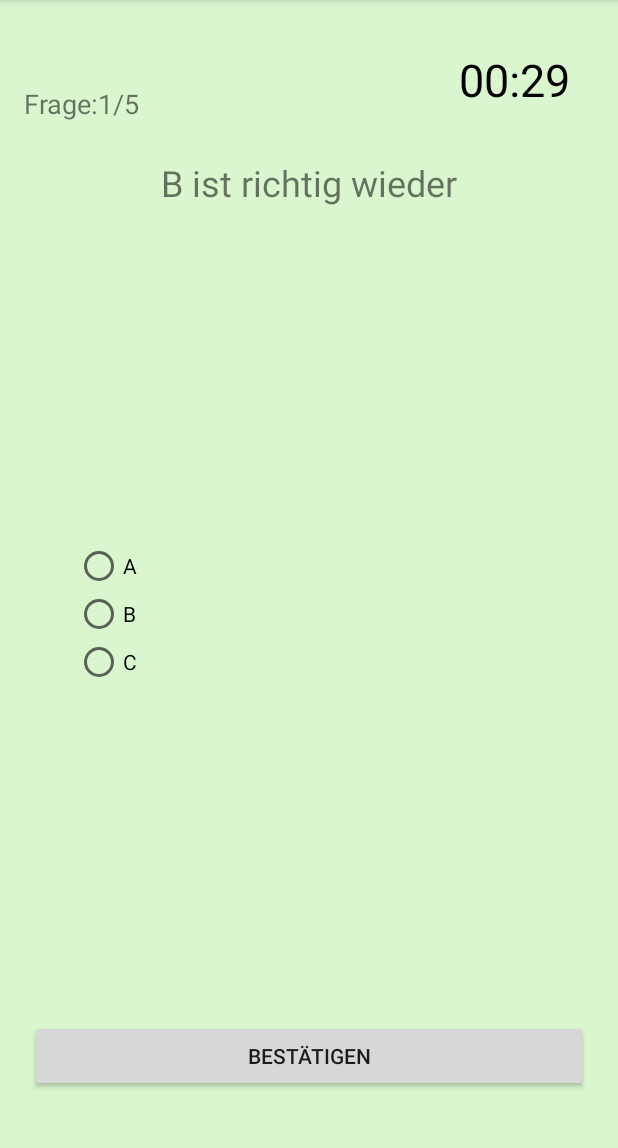
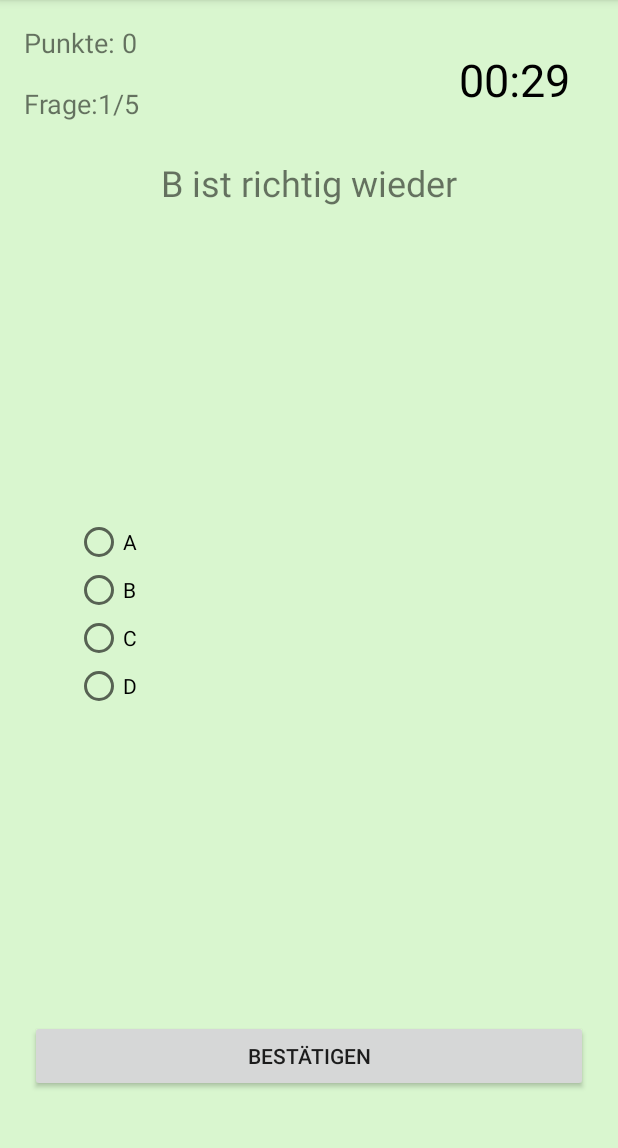
Before and after one commit to gabor2020/FootballApp, an Android app: the QuizStartedActivity screen opened directly, with no data from a screen before it, on a phone screen of 412 x 824 dp, the part 84-1232 px from its top. Run offline under Robolectric (Android 15) with nearby library versions, the phone set to English and light mode, and no system bars.

Commit message:
4th answer option added, always 5 questions set

```diff
--- a/app/src/main/java/at/home/gabor/footballapp/Question.java
+++ b/app/src/main/java/at/home/gabor/footballapp/Question.java
@@ -5,55 +5,65 @@ public class Question {
     private String option1;
     private String option2;
     private String option3;
+    private String option4;
     private int answerNr;
 
     public Question(){}
 
-    public Question(String question, String option1, String option2, String option3, int answerNr) {
+    Question(String question, String option1, String option2, String option3, String option4, int answerNr) {
         this.question = question;
         this.option1 = option1;
         this.option2 = option2;
         this.option3 = option3;
+        this.option4 = option4;
         this.answerNr = answerNr;
     }
 
-    public String getQuestion() {
+    String getQuestion() {
         return question;
     }
 
-    public void setQuestion(String question) {
+    void setQuestion(String question) {
         this.question = question;
     }
 
-    public String getOption1() {
+    String getOption1() {
         return option1;
     }
 
-    public void setOption1(String option1) {
+    void setOption1(String option1) {
         this.option1 = option1;
     }
 
-    public String getOption2() {
+    String getOption2() {
         return option2;
     }
 
-    public void setOption2(String option2) {
+    void setOption2(String option2) {
         this.option2 = option2;
     }
 
-    public String getOption3() {
+    String getOption3() {
         return option3;
     }
 
-    public void setOption3(String option3) {
+    void setOption3(String option3) {
         this.option3 = option3;
     }
 
-    public int getAnswerNr() {
+    String getOption4() {
+        return option4;
+    }
+
+    void setOption4(String option4) {
+        this.option4 = option4;
+    }
+
+    int getAnswerNr() {
         return answerNr;
     }
 
-    public void setAnswerNr(int answerNr) {
+    void setAnswerNr(int answerNr) {
         this.answerNr = answerNr;
     }
 }
--- a/app/src/main/java/at/home/gabor/footballapp/QuizContract.java
+++ b/app/src/main/java/at/home/gabor/footballapp/QuizContract.java
@@ -12,6 +12,7 @@ final class QuizContract {
         static final String COLUMN_OPTION1 = "option1";
         static final String COLUMN_OPTION2 = "option2";
         static final String COLUMN_OPTION3 = "option3";
+        static final String COLUMN_OPTION4 = "option4";
         static final String COLUMN_ANSWER_NR = "answer_nr";
     }
 
@@ -21,6 +22,7 @@ final class QuizContract {
         static final String COLUMN_OPTION1 = "option1";
         static final String COLUMN_OPTION2 = "option2";
         static final String COLUMN_OPTION3 = "option3";
+        static final String COLUMN_OPTION4 = "option4";
         static final String COLUMN_ANSWER_NR = "answer_nr";
     }
 
@@ -30,6 +32,7 @@ final class QuizContract {
         static final String COLUMN_OPTION1 = "option1";
         static final String COLUMN_OPTION2 = "option2";
         static final String COLUMN_OPTION3 = "option3";
+        static final String COLUMN_OPTION4 = "option4";
         static final String COLUMN_ANSWER_NR = "answer_nr";
     }
 }
--- a/app/src/main/java/at/home/gabor/footballapp/QuizDbHelper.java
+++ b/app/src/main/java/at/home/gabor/footballapp/QuizDbHelper.java
@@ -36,6 +36,7 @@ public class QuizDbHelper extends SQLiteOpenHelper {
                 QuestionsTable.COLUMN_OPTION1 + " TEXT, " +
                 QuestionsTable.COLUMN_OPTION2 + " TEXT, " +
                 QuestionsTable.COLUMN_OPTION3 + " TEXT, " +
+                QuestionsTable.COLUMN_OPTION4 + " TEXT, " +
                 QuestionsTable.COLUMN_ANSWER_NR + " INTEGER" + ")";
 
         final String SQL_CREATE_QUESTIONS_TABLE_HUN = "CREATE TABLE " +
@@ -45,6 +46,7 @@ public class QuizDbHelper extends SQLiteOpenHelper {
                 QuestionsTableHun.COLUMN_OPTION1 + " TEXT, " +
                 QuestionsTableHun.COLUMN_OPTION2 + " TEXT, " +
                 QuestionsTableHun.COLUMN_OPTION3 + " TEXT, " +
+                QuestionsTableHun.COLUMN_OPTION4 + " TEXT, " +
                 QuestionsTableHun.COLUMN_ANSWER_NR + " INTEGER" + ")";
 
         final String SQL_CREATE_QUESTIONS_TABLE_ENG = "CREATE TABLE " +
@@ -54,6 +56,7 @@ public class QuizDbHelper extends SQLiteOpenHelper {
                 QuestionsTableEng.COLUMN_OPTION1 + " TEXT, " +
                 QuestionsTableEng.COLUMN_OPTION2 + " TEXT, " +
                 QuestionsTableEng.COLUMN_OPTION3 + " TEXT, " +
+                QuestionsTableEng.COLUMN_OPTION4 + " TEXT, " +
                 QuestionsTableEng.COLUMN_ANSWER_NR + " INTEGER" + ")";
 
         db.execSQL(SQL_CREATE_QUESTIONS_TABLE);
@@ -75,41 +78,41 @@ public class QuizDbHelper extends SQLiteOpenHelper {
 
 
     private void fillQuestionsTable() {
-        Question q1 = new Question("A ist richtig", "A", "B", "C", 1);
+        Question q1 = new Question("A ist richtig", "A", "B", "C", "D", 1);
         addQuestion(q1);
-        Question q2 = new Question("B ist richtig", "A", "B", "C", 2);
+        Question q2 = new Question("B ist richtig", "A", "B", "C", "D",2);
         addQuestion(q2);
-        Question q3 = new Question("C ist richtig", "A", "B", "C", 3);
+        Question q3 = new Question("C ist richtig", "A", "B", "C", "D",3);
         addQuestion(q3);
-        Question q4 = new Question("A ist richtig wieder", "A", "B", "C", 1);
+        Question q4 = new Question("A ist richtig wieder", "A", "B", "C", "D",1);
         addQuestion(q4);
-        Question q5 = new Question("B ist richtig wieder", "A", "B", "C", 2);
+        Question q5 = new Question("B ist richtig wieder", "A", "B", "C", "D",2);
         addQuestion(q5);
     }
 
     private void fillQuestionsTableHun() {
-        Question q1 = new Question("A a helyes", "A", "B", "C", 1);
+        Question q1 = new Question("A a helyes", "A", "B", "C", "D",1);
         addQuestionHun(q1);
-        Question q2 = new Question("B a helyes", "A", "B", "C", 2);
+        Question q2 = new Question("B a helyes", "A", "B", "C", "D",2);
         addQuestionHun(q2);
-        Question q3 = new Question("C a helyes", "A", "B", "C", 3);
+        Question q3 = new Question("C a helyes", "A", "B", "C", "D",3);
         addQuestionHun(q3);
-        Question q4 = new Question("A a helyes megint", "A", "B", "C", 1);
+        Question q4 = new Question("A a helyes megint", "A", "B", "C", "D",1);
         addQuestionHun(q4);
-        Question q5 = new Question("B a helyes megint", "A", "B", "C", 2);
+        Question q5 = new Question("B a helyes megint", "A", "B", "C", "D",2);
         addQuestionHun(q5);
     }
 
     private void fillQuestionsTableEng() {
-        Question q1 = new Question("A is correct", "A", "B", "C", 1);
+        Question q1 = new Question("A is correct", "A", "B", "C", "D",1);
         addQuestionEng(q1);
-        Question q2 = new Question("B is correct", "A", "B", "C", 2);
+        Question q2 = new Question("B is correct", "A", "B", "C", "D",2);
         addQuestionEng(q2);
-        Question q3 = new Question("C is correct", "A", "B", "C", 3);
+        Question q3 = new Question("C is correct", "A", "B", "C", "D",3);
         addQuestionEng(q3);
-        Question q4 = new Question("A is correct again", "A", "B", "C", 1);
+        Question q4 = new Question("A is correct again", "A", "B", "C", "D",1);
         addQuestionEng(q4);
-        Question q5 = new Question("B is correct again", "A", "B", "C", 2);
+        Question q5 = new Question("B is correct again", "A", "B", "C", "D",2);
         addQuestionEng(q5);
     }
 
@@ -119,6 +122,7 @@ public class QuizDbHelper extends SQLiteOpenHelper {
         cv.put(QuestionsTable.COLUMN_OPTION1, question.getOption1());
         cv.put(QuestionsTable.COLUMN_OPTION2, question.getOption2());
         cv.put(QuestionsTable.COLUMN_OPTION3, question.getOption3());
+        cv.put(QuestionsTable.COLUMN_OPTION4, question.getOption4());
         cv.put(QuestionsTable.COLUMN_ANSWER_NR, question.getAnswerNr());
         db.insert(QuestionsTable.TABLE_NAME, null, cv);
     }
@@ -129,6 +133,7 @@ public class QuizDbHelper extends SQLiteOpenHelper {
         cv.put(QuestionsTableHun.COLUMN_OPTION1, question.getOption1());
         cv.put(QuestionsTableHun.COLUMN_OPTION2, question.getOption2());
         cv.put(QuestionsTableHun.COLUMN_OPTION3, question.getOption3());
+        cv.put(QuestionsTableHun.COLUMN_OPTION4, question.getOption4());
         cv.put(QuestionsTableHun.COLUMN_ANSWER_NR, question.getAnswerNr());
         db.insert(QuestionsTableHun.TABLE_NAME, null, cv);
     }
@@ -139,6 +144,7 @@ public class QuizDbHelper extends SQLiteOpenHelper {
         cv.put(QuestionsTableEng.COLUMN_OPTION1, question.getOption1());
         cv.put(QuestionsTableEng.COLUMN_OPTION2, question.getOption2());
         cv.put(QuestionsTableEng.COLUMN_OPTION3, question.getOption3());
+        cv.put(QuestionsTableEng.COLUMN_OPTION4, question.getOption4());
         cv.put(QuestionsTableEng.COLUMN_ANSWER_NR, question.getAnswerNr());
         db.insert(QuestionsTableEng.TABLE_NAME, null, cv);
     }
@@ -153,19 +159,18 @@ public class QuizDbHelper extends SQLiteOpenHelper {
 
         if (c.moveToFirst()) {
             do {
-                Question question = new Question();
+                Question question = new Question("A ist richtig", "A", "B", "C", "D", 1);
                 question.setQuestion(c.getString(c.getColumnIndex(QuestionsTableHun.COLUMN_QUESTION)));
                 question.setOption1(c.getString(c.getColumnIndex(QuestionsTableHun.COLUMN_OPTION1)));
                 question.setOption2(c.getString(c.getColumnIndex(QuestionsTableHun.COLUMN_OPTION2)));
                 question.setOption3(c.getString(c.getColumnIndex(QuestionsTableHun.COLUMN_OPTION3)));
+                question.setOption4(c.getString(c.getColumnIndex(QuestionsTableHun.COLUMN_OPTION4)));
                 question.setAnswerNr(c.getInt(c.getColumnIndex(QuestionsTableHun.COLUMN_ANSWER_NR)));
                 questionList.add(question);
             } while (c.moveToNext());
         }
 
         c.close();
-
-
         return questionList;
     }
 
@@ -178,19 +183,18 @@ public class QuizDbHelper extends SQLiteOpenHelper {
 
         if (c.moveToFirst()) {
             do {
-                Question question = new Question();
+                Question question = new Question("A ist richtig", "A", "B", "C", "D", 1);
                 question.setQuestion(c.getString(c.getColumnIndex(QuestionsTableEng.COLUMN_QUESTION)));
                 question.setOption1(c.getString(c.getColumnIndex(QuestionsTableEng.COLUMN_OPTION1)));
                 question.setOption2(c.getString(c.getColumnIndex(QuestionsTableEng.COLUMN_OPTION2)));
                 question.setOption3(c.getString(c.getColumnIndex(QuestionsTableEng.COLUMN_OPTION3)));
+                question.setOption4(c.getString(c.getColumnIndex(QuestionsTableEng.COLUMN_OPTION4)));
                 question.setAnswerNr(c.getInt(c.getColumnIndex(QuestionsTableEng.COLUMN_ANSWER_NR)));
                 questionList.add(question);
             } while (c.moveToNext());
         }
 
         c.close();
-
-
         return questionList;
     }
 
@@ -203,19 +207,18 @@ public class QuizDbHelper extends SQLiteOpenHelper {
 
         if (c.moveToFirst()) {
             do {
-                Question question = new Question();
+                Question question = new Question("A ist richtig", "A", "B", "C", "D", 1);
                 question.setQuestion(c.getString(c.getColumnIndex(QuestionsTable.COLUMN_QUESTION)));
                 question.setOption1(c.getString(c.getColumnIndex(QuestionsTable.COLUMN_OPTION1)));
                 question.setOption2(c.getString(c.getColumnIndex(QuestionsTable.COLUMN_OPTION2)));
                 question.setOption3(c.getString(c.getColumnIndex(QuestionsTable.COLUMN_OPTION3)));
+                question.setOption4(c.getString(c.getColumnIndex(QuestionsTable.COLUMN_OPTION4)));
                 question.setAnswerNr(c.getInt(c.getColumnIndex(QuestionsTable.COLUMN_ANSWER_NR)));
                 questionList.add(question);
             } while (c.moveToNext());
         }
 
         c.close();
-
-
         return questionList;
     }
 
--- a/app/src/main/java/at/home/gabor/footballapp/QuizStartedActivity.java
+++ b/app/src/main/java/at/home/gabor/footballapp/QuizStartedActivity.java
@@ -1,10 +1,14 @@
 package at.home.gabor.footballapp;
 
 import android.content.Intent;
+import android.content.SharedPreferences;
 import android.content.res.ColorStateList;
+import android.content.res.Configuration;
+import android.content.res.Resources;
 import android.graphics.Color;
 import android.os.Bundle;
 import android.os.CountDownTimer;
+import android.util.DisplayMetrics;
 import android.view.View;
 import android.widget.Button;
 import android.widget.RadioButton;
@@ -30,6 +34,7 @@ public class QuizStartedActivity extends AppCompatActivity {
     private RadioButton rb1;
     private RadioButton rb2;
     private RadioButton rb3;
+    private RadioButton rb4;
     private Button buttonConfirmNext;
 
     private ColorStateList textColorDefaultRb;
@@ -51,6 +56,7 @@ public class QuizStartedActivity extends AppCompatActivity {
     @Override
     protected void onCreate(Bundle savedInstanceState) {
         super.onCreate(savedInstanceState);
+        loadPrefs();
         setContentView(R.layout.activity_quiz_started);
 
         textViewQuestion = findViewById(R.id.text_view_question);
@@ -61,6 +67,7 @@ public class QuizStartedActivity extends AppCompatActivity {
         rb1 = findViewById(R.id.radio_button1);
         rb2 = findViewById(R.id.radio_button2);
         rb3 = findViewById(R.id.radio_button3);
+        rb4 = findViewById(R.id.radio_button4);
         buttonConfirmNext = findViewById(R.id.button_confirm_next);
 
         textColorDefaultRb = rb1.getTextColors();
@@ -77,7 +84,7 @@ public class QuizStartedActivity extends AppCompatActivity {
         } else {
             questionList = dbHelper.getAllQuestions();
         }
-        questionCountTotal = questionList.size();
+        questionCountTotal = 5;
         Collections.shuffle(questionList);
 
         showNextQuestion();
@@ -86,7 +93,7 @@ public class QuizStartedActivity extends AppCompatActivity {
             @Override
             public void onClick(View v) {
                 if (!answered) {
-                    if (rb1.isChecked() || rb2.isChecked() || rb3.isChecked()) {
+                    if (rb1.isChecked() || rb2.isChecked() || rb3.isChecked() || rb4.isChecked()){
                         checkAnswer();
                     } else {
                         Toast.makeText(QuizStartedActivity.this, getString(R.string.select_answer), Toast.LENGTH_SHORT).show();
@@ -102,6 +109,7 @@ public class QuizStartedActivity extends AppCompatActivity {
         rb1.setTextColor(textColorDefaultRb);
         rb2.setTextColor(textColorDefaultRb);
         rb3.setTextColor(textColorDefaultRb);
+        rb4.setTextColor(textColorDefaultRb);
         rbGroup.clearCheck();
 
         if (questionCounter < questionCountTotal) {
@@ -111,6 +119,7 @@ public class QuizStartedActivity extends AppCompatActivity {
             rb1.setText(currentQuestion.getOption1());
             rb2.setText(currentQuestion.getOption2());
             rb3.setText(currentQuestion.getOption3());
+            rb4.setText(currentQuestion.getOption4());
 
             questionCounter++;
             textViewQuestionCount.setText(getString(R.string.text_question_nr) + questionCounter + getString(R.string.divider) + questionCountTotal);
@@ -175,6 +184,7 @@ public class QuizStartedActivity extends AppCompatActivity {
         rb1.setTextColor(Color.RED);
         rb2.setTextColor(Color.RED);
         rb3.setTextColor(Color.RED);
+        rb4.setTextColor(Color.RED);
 
         switch (currentQuestion.getAnswerNr()) {
             case 1:
@@ -189,6 +199,9 @@ public class QuizStartedActivity extends AppCompatActivity {
                 rb3.setTextColor(getResources().getColor(R.color.colorAccent));
                 textViewQuestion.setText(R.string.text_answer3_correct);
                 break;
+            case 4:
+                rb4.setTextColor(getResources().getColor(R.color.colorAccent));
+                textViewQuestion.setText(R.string.text_answer4_correct);
         }
 
         if (questionCounter < questionCountTotal) {
@@ -216,4 +229,16 @@ public class QuizStartedActivity extends AppCompatActivity {
         }
     }
 
+    String localeCode;
+
+    public void loadPrefs (){
+        SharedPreferences prefs = getSharedPreferences(MainActivity.SHARED_PREFS, MODE_PRIVATE);
+        localeCode = prefs.getString(MainActivity.KEY_LANGUAGE, "de");
+        Resources res = getResources();
+        DisplayMetrics dm = res.getDisplayMetrics();
+        Configuration conf = res.getConfiguration();
+        conf.setLocale(new Locale(localeCode.toLowerCase()));
+        res.updateConfiguration(conf, dm);
+    }
+
 }
--- a/app/src/main/java/at/home/gabor/footballapp/ResultActivity.java
+++ b/app/src/main/java/at/home/gabor/footballapp/ResultActivity.java
@@ -3,10 +3,16 @@ package at.home.gabor.footballapp;
 import androidx.appcompat.app.AppCompatActivity;
 
 import android.content.Intent;
+import android.content.SharedPreferences;
+import android.content.res.Configuration;
+import android.content.res.Resources;
 import android.os.Bundle;
+import android.util.DisplayMetrics;
 import android.view.View;
 import android.widget.ImageView;
 import android.widget.TextView;
+
+import java.util.Locale;
 
 import pl.droidsonroids.gif.GifImageView;
 
@@ -15,6 +21,7 @@ public class ResultActivity extends AppCompatActivity {
     @Override
     protected void onCreate(Bundle savedInstanceState) {
         super.onCreate(savedInstanceState);
+        loadPrefs();
         setContentView(R.layout.activity_result);
 
         TextView textViewResult = findViewById(R.id.textView24);
@@ -44,4 +51,17 @@ public class ResultActivity extends AppCompatActivity {
         Intent intent = new Intent(this, QuizActivity.class);
         startActivity(intent);
     }
+
+    String localeCode;
+
+    public void loadPrefs (){
+        SharedPreferences prefs = getSharedPreferences(MainActivity.SHARED_PREFS, MODE_PRIVATE);
+        localeCode = prefs.getString(MainActivity.KEY_LANGUAGE, "de");
+        Resources res = getResources();
+        DisplayMetrics dm = res.getDisplayMetrics();
+        Configuration conf = res.getConfiguration();
+        conf.setLocale(new Locale(localeCode.toLowerCase()));
+        res.updateConfiguration(conf, dm);
+    }
+
 }
--- a/app/src/main/res/layout/activity_quiz_started.xml
+++ b/app/src/main/res/layout/activity_quiz_started.xml
@@ -12,6 +12,7 @@
         android:layout_height="wrap_content"
         android:layout_marginStart="16dp"
         android:layout_marginTop="16dp"
+        android:text="@string/text_score_zero"
         android:textSize="18sp"
         app:layout_constraintStart_toStartOf="parent"
         app:layout_constraintTop_toTopOf="parent" />
@@ -83,11 +84,10 @@
             android:layout_width="wrap_content"
             android:layout_height="wrap_content" />
 
-        <!-- <RadioButton
+        <RadioButton
             android:id="@+id/radio_button4"
-            android:text="Antwort4"
             android:layout_width="wrap_content"
-            android:layout_height="wrap_content"/>-->
+            android:layout_height="wrap_content" />
 
 
     </RadioGroup>
--- a/app/src/main/res/values/strings.xml
+++ b/app/src/main/res/values/strings.xml
@@ -81,4 +81,5 @@
     <string name="vid_desc1" translatable="false">Ferencváros-Videoton</string>
     <string name="vid_desc4">WM 2018</string>
     <string name="image_content_description_gallery7">CL Spiel</string>
+    <string name="text_answer4_correct">Antwort 4 ist richtig</string>
 </resources>
```
Also changed, not shown: 3 other files.
